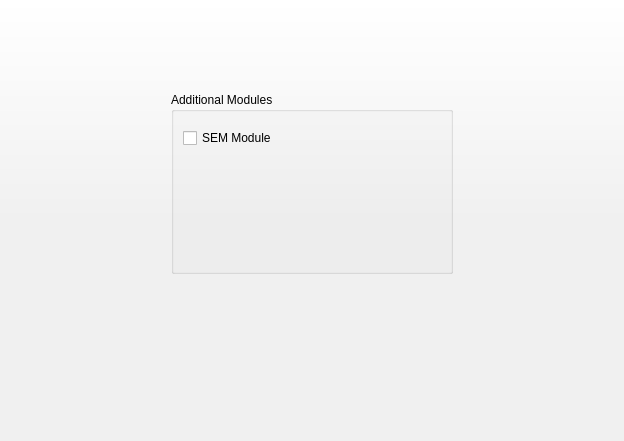
The window that JASP-Desktop/optionsform.ui (jasp-stats/jasp-desktop) describes before a commit, drawn with Qt 5.
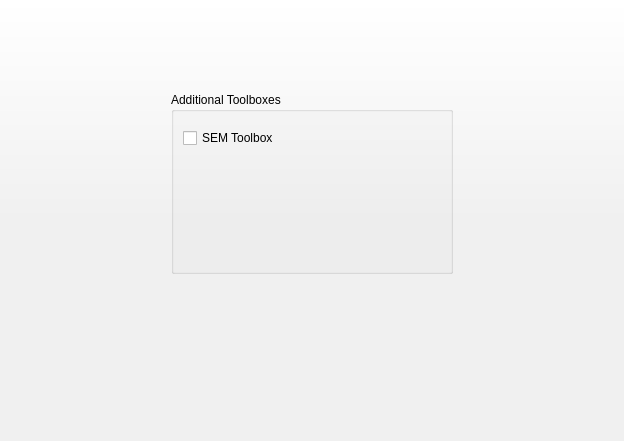
The same window after the commit.

Commit message: Renamed Modules to Toolboxes

What changed in the file:
```diff
--- a/JASP-Desktop/optionsform.ui
+++ b/JASP-Desktop/optionsform.ui
@@ -46,7 +46,7 @@
          <item row="0" column="0">
           <widget class="QGroupBox" name="groupBox">
            <property name="title">
-            <string>Additional Modules</string>
+            <string>Additional Toolboxes</string>
            </property>
            <property name="flat">
             <bool>true</bool>
@@ -58,7 +58,7 @@
             <item row="0" column="0">
              <widget class="QCheckBox" name="plugins_sem">
               <property name="text">
-               <string>SEM Module</string>
+               <string>SEM Toolbox</string>
               </property>
              </widget>
             </item>
```
